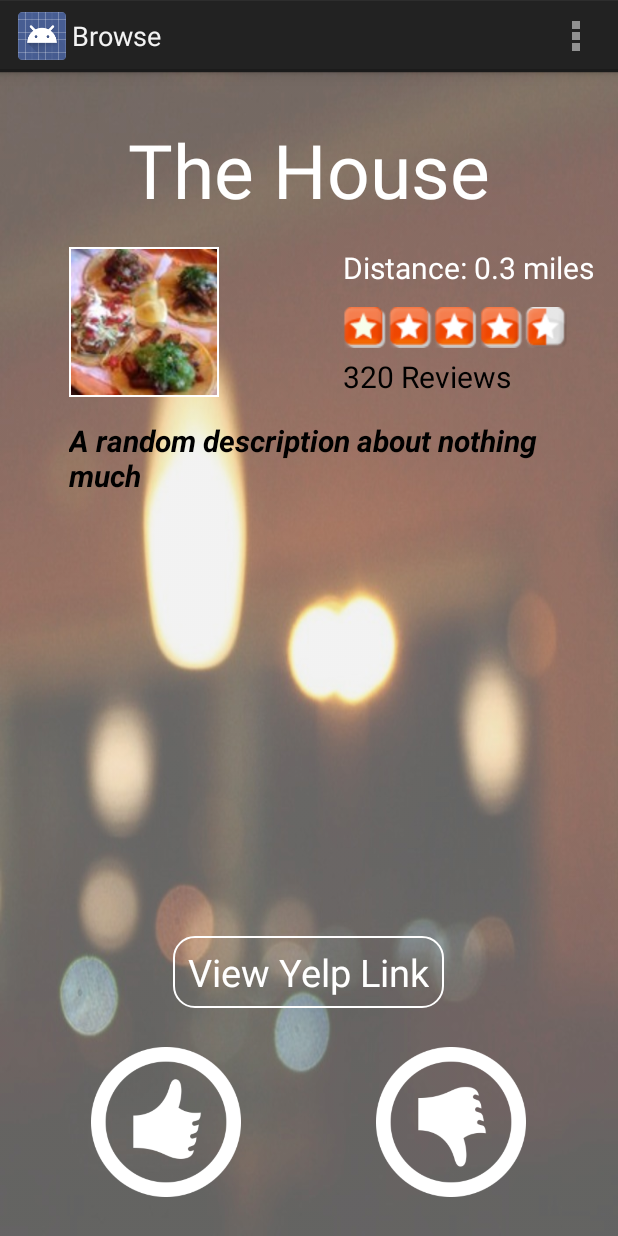
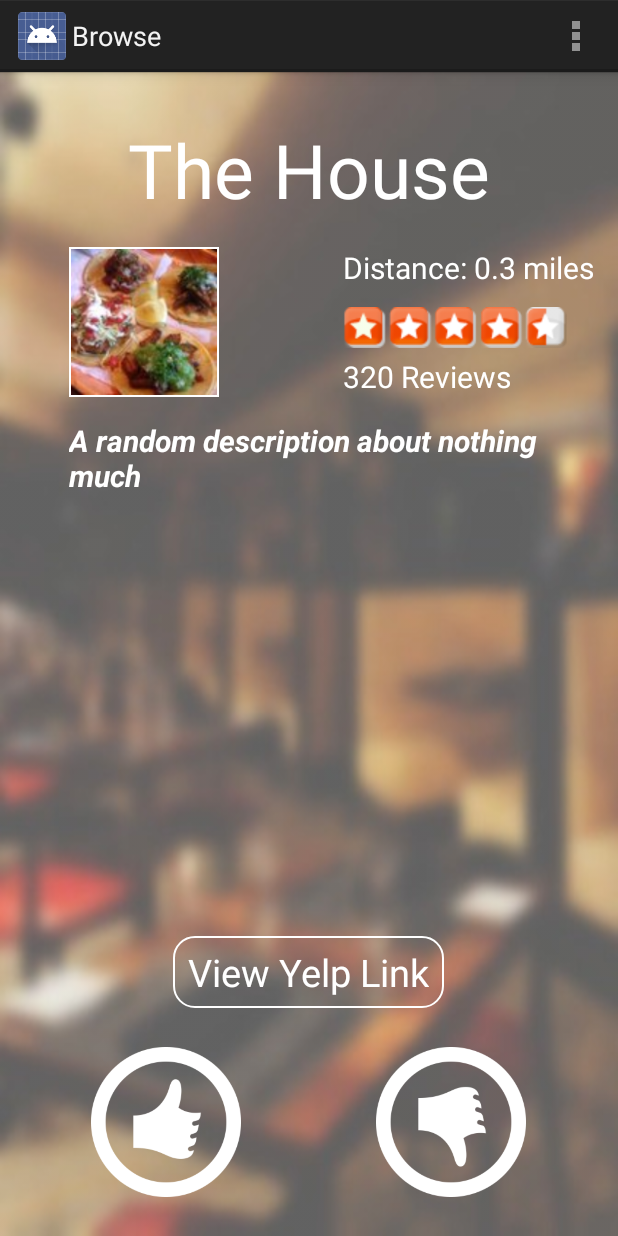
Before and after one commit to calren/Android_EatNow, an Android app: the BrowseActivity screen opened directly, with no data from a screen before it, on a phone screen of 412 x 824 dp. Run offline under Robolectric (Android 15) with nearby library versions, the phone set to English and light mode, and no system bars; 7 statements that could not run were skipped.

Commit message:
styling changes

```diff
--- a/app/src/main/res/layout/activity_browse.xml
+++ b/app/src/main/res/layout/activity_browse.xml
@@ -7,7 +7,7 @@
     android:paddingTop="@dimen/activity_vertical_margin"
     android:paddingBottom="@dimen/activity_vertical_margin"
     tools:context="com.caren.eatnow.activities.BrowseActivity"
-    android:background="@drawable/restaurantbcg">
+    android:background="@drawable/restaurant">
 
     <TextView
         android:layout_width="fill_parent"
@@ -50,7 +50,7 @@
         android:text="A random description about nothing much"
         android:id="@+id/tvCategory"
         android:textSize="20dp"
-        android:textColor="#000"
+        android:textColor="#FFF"
         android:textStyle="bold|italic"
         android:layout_below="@+id/ivImage"
         android:layout_alignStart="@+id/ivImage"
@@ -70,7 +70,7 @@
         android:layout_height="wrap_content"
         android:text="320 Reviews"
         android:id="@+id/tvNumOfReviews"
-        android:textColor="#000"
+        android:textColor="#FFF"
         android:textSize="20sp"
         android:layout_alignBottom="@+id/ivImage"
         android:layout_alignLeft="@+id/ivRating"
```
Also changed, not shown: app/src/main/res/drawable/restaurant.jpg (added).
